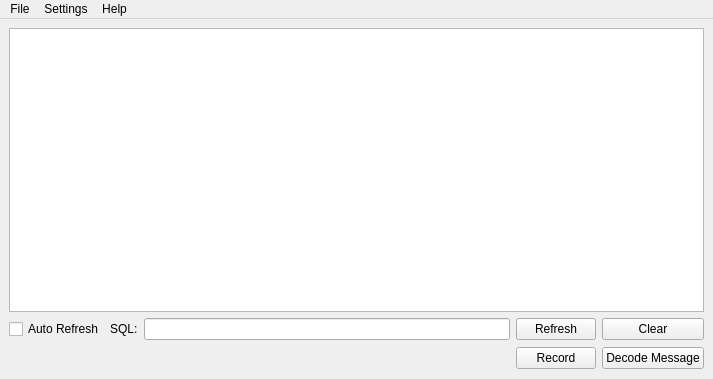
The window that src/gui/analyzer.ui (nevtum/XSeriesTestTool) describes before a commit, drawn with Qt 5.
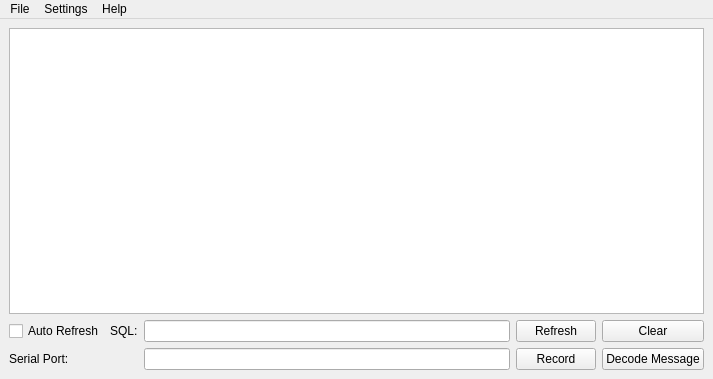
The same window after the commit.

Commit message: user can now specify serial com port at runtime

What changed in the file:
```diff
--- a/src/gui/analyzer.ui
+++ b/src/gui/analyzer.ui
@@ -39,6 +39,13 @@
     </item>
     <item>
      <layout class="QGridLayout" name="gridLayout">
+      <item row="0" column="4">
+       <widget class="QPushButton" name="btnClear">
+        <property name="text">
+         <string>Clear</string>
+        </property>
+       </widget>
+      </item>
       <item row="0" column="0">
        <widget class="QCheckBox" name="checkBox">
         <property name="text">
@@ -63,26 +70,6 @@
         </property>
        </widget>
       </item>
-      <item row="0" column="4">
-       <widget class="QPushButton" name="btnClear">
-        <property name="text">
-         <string>Clear</string>
-        </property>
-       </widget>
-      </item>
-      <item row="1" column="0" colspan="3">
-       <spacer name="horizontalSpacer">
-        <property name="orientation">
-         <enum>Qt::Horizontal</enum>
-        </property>
-        <property name="sizeHint" stdset="0">
-         <size>
-          <width>559</width>
-          <height>24</height>
-         </size>
-        </property>
-       </spacer>
-      </item>
       <item row="1" column="3">
        <widget class="QPushButton" name="btnRecordPause">
         <property name="text">
@@ -97,6 +84,16 @@
         </property>
        </widget>
       </item>
+      <item row="1" column="2">
+       <widget class="QLineEdit" name="lineEditPort"/>
+      </item>
+      <item row="1" column="0">
+       <widget class="QLabel" name="label">
+        <property name="text">
+         <string>Serial Port:</string>
+        </property>
+       </widget>
+      </item>
      </layout>
     </item>
    </layout>
```
The commit also changes 2 other files.
